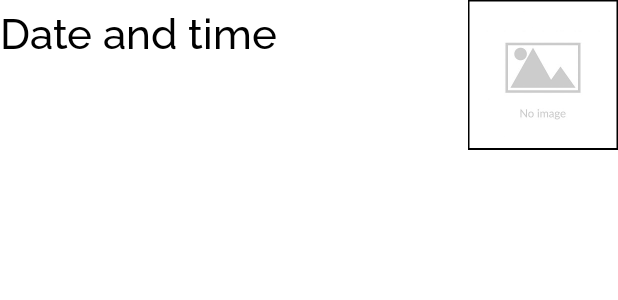
After one commit to danielvnguyen/SketchApp, an Android app: the layout gallery_adapter.xml on its own in the app's theme, with its tools: preview values and no code run, on a phone screen of 412 x 824 dp. The commit adds this screen. Shown: the top 300 px of the screen. Run offline under Robolectric (Android 15) with nearby library versions, the phone set to English and light mode, and no system bars; Roboto replaces fonts that are not available here.

Commit message:
implemented saving Drawing to Gallery

```diff
--- a/app/build.gradle
+++ b/app/build.gradle
@@ -8,7 +8,7 @@ android {
 
     defaultConfig {
         applicationId "com.example.sketchapp"
-        minSdkVersion 21
+        minSdkVersion 26
         targetSdkVersion 31
         versionCode 1
         versionName "1.0"
@@ -29,6 +29,8 @@ android {
 }
 
 dependencies {
+    implementation 'com.google.code.gson:gson:2.8.7'
+    implementation 'com.google.code.gson:gson:2.8.8'
     implementation 'androidx.appcompat:appcompat:1.4.0'
     implementation 'com.google.android.material:material:1.4.0'
     implementation 'androidx.constraintlayout:constraintlayout:2.1.2'
--- a/app/src/main/java/com/example/sketchapp/Model/DrawView.java
+++ b/app/src/main/java/com/example/sketchapp/Model/DrawView.java
@@ -28,7 +28,7 @@ public class DrawView extends View {
     private final Paint mPaint;
 
     private final ArrayList<Stroke> paths = new ArrayList<>();
-    private ArrayList<Stroke> undonePaths = new ArrayList<>();
+    private final ArrayList<Stroke> undonePaths = new ArrayList<>();
     private int currentColour;
     private int strokeWidth;
     private Bitmap mBitmap;
--- /dev/null
+++ b/app/src/main/res/layout/gallery_adapter.xml
@@ -0,0 +1,37 @@
+<?xml version="1.0" encoding="utf-8"?>
+<androidx.constraintlayout.widget.ConstraintLayout xmlns:android="http://schemas.android.com/apk/res/android"
+    xmlns:app="http://schemas.android.com/apk/res-auto"
+    xmlns:tools="http://schemas.android.com/tools"
+    android:layout_width="match_parent"
+    android:layout_height="match_parent">
+
+
+    <TextView
+        android:id="@+id/creationTV"
+        android:layout_width="0dp"
+        android:layout_height="60dp"
+        android:background="@color/white"
+        android:fontFamily="@font/raleway_medium"
+        android:text="@string/date_and_time"
+        android:textAlignment="viewStart"
+        android:textColor="@color/black"
+        android:textSize="28sp"
+        app:layout_constraintBottom_toBottomOf="parent"
+        app:layout_constraintEnd_toStartOf="@+id/drawing_image"
+        app:layout_constraintStart_toStartOf="parent"
+        app:layout_constraintTop_toTopOf="parent"
+        app:layout_constraintVertical_bias="0.0" />
+
+    <ImageView
+        android:id="@+id/drawing_image"
+        android:layout_width="100dp"
+        android:layout_height="100dp"
+        app:layout_constraintBottom_toBottomOf="@+id/creationTV"
+        app:layout_constraintEnd_toEndOf="parent"
+        app:layout_constraintHorizontal_bias="1.0"
+        app:layout_constraintStart_toStartOf="parent"
+        app:layout_constraintTop_toTopOf="@+id/creationTV"
+        app:layout_constraintVertical_bias="0.0"
+        app:srcCompat="@drawable/default_image"
+        tools:ignore="ContentDescription,ImageContrastCheck" />
+</androidx.constraintlayout.widget.ConstraintLayout>
--- a/app/src/main/res/values/strings.xml
+++ b/app/src/main/res/values/strings.xml
@@ -34,4 +34,5 @@
     <string name="redo">Redo</string>
     <string name="hide">Hide</string>
     <string name="show">Show</string>
+    <string name="date_and_time">Date and time</string>
 </resources>
```
Also changed, not shown: app/src/main/java/com/example/sketchapp/Model/Drawing.java (added, +27 -0 lines), app/src/main/java/com/example/sketchapp/Model/DrawingManager.java (added, +119 -0 lines), app/src/main/java/com/example/sketchapp/Model/GalleryLVAdapter.java (added, +51 -0 lines), app/src/main/java/com/example/sketchapp/UI/GalleryScreen.java (+28 -0 lines), app/src/main/java/com/example/sketchapp/UI/SketchScreen.java (+45 -19 lines), app/src/main/res/layout/activity_gallery_screen.xml (+11 -0 lines), app/src/main/res/drawable/default_image.jpg (added).
